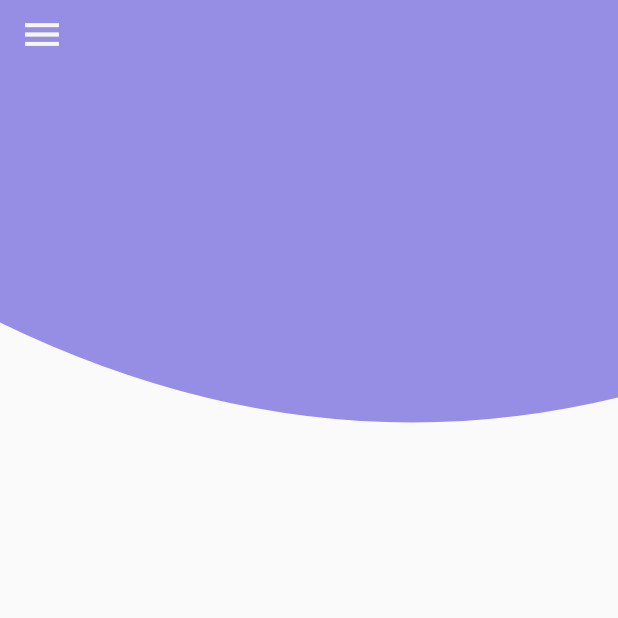
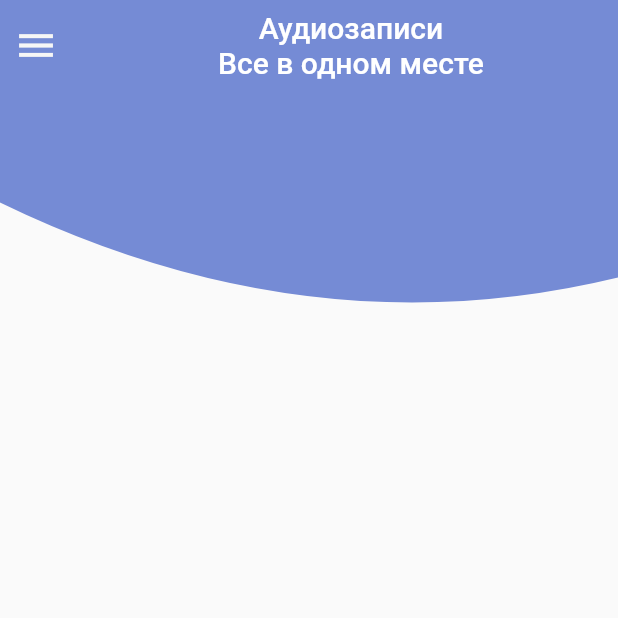
Before and after one commit to bounceit/MemoryBox, a Flutter app: the SellectionsPage screen opened by its route, on a phone screen of 412 x 824 dp, the top half of it. Run offline on Flutter 3.47's test engine with Material 2 defaults, Android fonts, the phone set to English and light mode, and no system bars; our stand-ins replace cloud_firestore, date_format, firebase_auth, firebase_core, firebase_storage, flutter_multi_formatter and 4 more; missing offline and left inert: record; accounts and stored records are empty.

Commit message:
add audio page

```diff
--- a/lib/pages/main_pages/all_audio.dart
+++ b/lib/pages/main_pages/all_audio.dart
@@ -1,5 +1,6 @@
 import 'package:flutter/material.dart';
 import '../../recursec/app_colors.dart';
+import '../../widgets/uncategorized/audio_clip_shape.dart';
 import '../../widgets/uncategorized/main_clip_path.dart';
 
 class SellectionsPage extends StatefulWidget {
@@ -15,9 +16,19 @@ class _SellectionsPage extends State<SellectionsPage> {
   Widget build(BuildContext context) {
     return Scaffold(
       appBar: AppBar(
-        toolbarHeight: 40,
-        backgroundColor: AppColors.violet,
-        leading: IconButton(
+        title: Center(
+          child: Column(
+            children: const [
+              Text('Аудиозаписи'),
+              Text('Все в одном месте'),
+            ],
+          ),
+        ),
+        toolbarHeight: 60,
+        backgroundColor: AppColors.audioAppBar,
+        leading: Row(
+          children: [
+            IconButton(
               onPressed: () {
                 Scaffold.of(context).openDrawer();
               },
@@ -27,11 +38,13 @@ class _SellectionsPage extends State<SellectionsPage> {
               color: AppColors.white100,
               iconSize: 30,
             ),
+          ],
+        ),
         elevation: 0.0,
       ),
       body: Stack(
         children: const [
-          MainClipPath(),
+          AudioShape(),
         ],
       ),
     );
--- a/lib/recursec/app_colors.dart
+++ b/lib/recursec/app_colors.dart
@@ -21,4 +21,5 @@ class AppColors {
   static const Color blue200 = Color(0xD9678BD2);
   static const Color blue300 = Color(0xFF968EE3);
   static const Color green100 = Color(0xD971A59F);
+  static const Color audioAppBar = Color(0xD95E77CE);
 }
--- a/lib/widgets/uncategorized/main_clip_path.dart
+++ b/lib/widgets/uncategorized/audio_clip_shape.dart
@@ -1,12 +1,12 @@
-import 'package:audio_fairy_tales/recursec/app_colors.dart';
 import 'package:flutter/material.dart';
+import 'package:flutter/src/foundation/key.dart';
+import 'package:flutter/src/widgets/framework.dart';
 
 import '../../custom_shape.dart';
+import '../../recursec/app_colors.dart';
 
-class MainClipPath extends StatelessWidget {
-  const MainClipPath({
-    Key? key,
-  }) : super(key: key);
+class AudioShape extends StatelessWidget {
+  const AudioShape({Key? key}) : super(key: key);
 
   @override
   Widget build(BuildContext context) {
@@ -14,14 +14,14 @@ class MainClipPath extends StatelessWidget {
     return Stack(
       children: [
         Container(
-          height: screenHeight - 150,
+          height: screenHeight - 175,
         ),
         ClipPath(
           clipper: Customshape(),
           child: Container(
-            height: 275,
+            height: 175,
             // width: double.infinity,
-            color: AppColors.violet,
+            color: AppColors.audioAppBar,
           ),
         ),
       ],
```
Also changed, not shown: lib/pages/voise_pages/voise_widgets/play_widget.dart (+14 -11 lines), lib/widgets/player_widgets/player_mini.dart (+0 -8 lines), 1 other file. Lines whose indentation alone changed are shown as unchanged.
